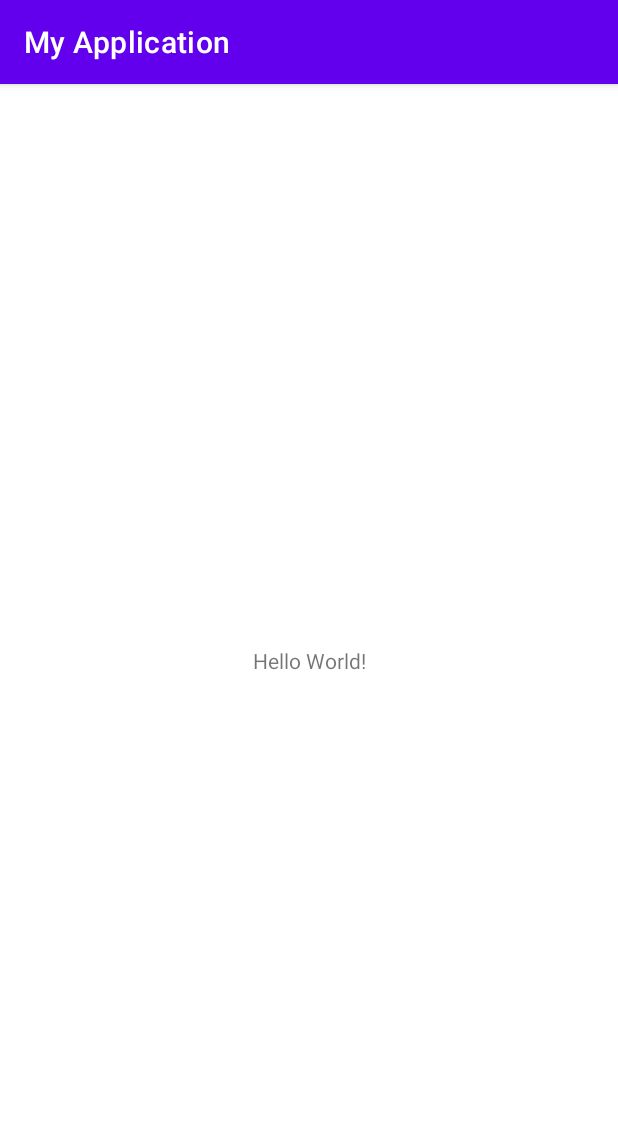
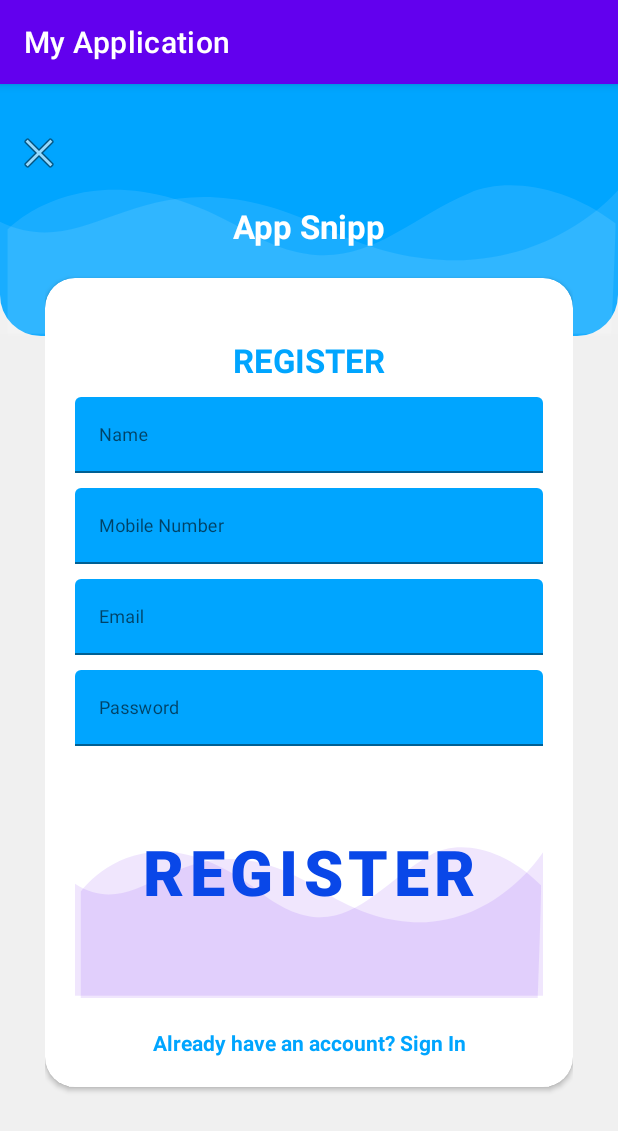
Before and after one commit to MiwaUS7605/HangoutPlaces, an Android app: the screen it shows after launch (MainActivity), on a phone screen of 412 x 824 dp. Shown: the top 1131 px of the screen. Run offline under Robolectric (Android 15) with nearby library versions, the phone set to English and light mode, and no system bars; our stand-ins replace Firebase (no records; nobody signed in at launch, a user with empty details on screens opened directly).

Commit message:
[GUI] layout for login and register

```diff
--- /dev/null
+++ b/app/src/main/res/drawable/ic_login_bk.xml
@@ -0,0 +1,17 @@
+<vector xmlns:android="http://schemas.android.com/apk/res/android"
+    android:width="425dp"
+    android:height="168dp"
+    android:viewportWidth="425.332"
+    android:viewportHeight="168.0">
+
+    <path
+        android:pathData="M425.33,70.78S352.76,155.62 225.1,96.65 67.19,123.13 0,91.84L0,166.44L425.33,166.44Z"
+        android:fillAlpha="0.1"
+        android:fillColor="#fff"
+        android:strokeAlpha="0.1"/>
+    <path
+        android:pathData="M5.22,97.18s57.02,-59.98 162.55,0c72.29,41.08 101.72,-2.45 155.4,-24.52 24.72,-10.16 64.44,-5.91 100.36,20.21 0.65,1.91 -2.77,75.13 -2.77,75.13L5.22,168Z"
+        android:fillColor="#fff"
+        android:strokeAlpha="0.1"
+        android:fillAlpha="0.1"/>
+</vector>
--- /dev/null
+++ b/app/src/main/res/drawable/login_shape_bk.xml
@@ -0,0 +1,16 @@
+<?xml version="1.0" encoding="utf-8"?>
+<shape xmlns:android="http://schemas.android.com/apk/res/android" android:shape="rectangle" >
+    <corners
+        android:bottomLeftRadius="27dp"
+        android:bottomRightRadius="27dp"
+        android:topLeftRadius="0dp"
+        android:topRightRadius="0dp"
+        />
+    <solid
+        android:color="#00a5ff"
+        />
+    <size
+        android:width="182dp"
+        android:height="54dp"
+        />
+</shape>
--- a/app/src/main/res/layout/activity_main.xml
+++ b/app/src/main/res/layout/activity_main.xml
@@ -1,18 +1,66 @@
 <?xml version="1.0" encoding="utf-8"?>
-<androidx.constraintlayout.widget.ConstraintLayout xmlns:android="http://schemas.android.com/apk/res/android"
+<RelativeLayout xmlns:android="http://schemas.android.com/apk/res/android"
     xmlns:app="http://schemas.android.com/apk/res-auto"
     xmlns:tools="http://schemas.android.com/tools"
-    android:layout_width="match_parent"
-    android:layout_height="match_parent"
+    android:orientation="vertical"
+    style="@style/loginParent"
     tools:context=".MainActivity">
+    <ScrollView
+        style="@style/parent">
 
-    <TextView
-        android:layout_width="wrap_content"
-        android:layout_height="wrap_content"
-        android:text="Hello World!"
-        app:layout_constraintBottom_toBottomOf="parent"
-        app:layout_constraintEnd_toEndOf="parent"
-        app:layout_constraintStart_toStartOf="parent"
-        app:layout_constraintTop_toTopOf="parent" />
+        <RelativeLayout
+            style="@style/parent">
 
-</androidx.constraintlayout.widget.ConstraintLayout>
+            <LinearLayout
+                android:layout_width="match_parent"
+                android:layout_height="match_parent"
+                android:layout_alignParentTop="true"
+                android:weightSum="12">
+
+                <LinearLayout
+                    style="@style/parent"
+                    android:background="@drawable/login_shape_bk"
+                    android:orientation="vertical"
+                    android:layout_weight="3">
+
+                    <ImageView
+                        style="@style/parent"
+                        android:background="@drawable/ic_login_bk"
+                        android:contentDescription="login background" />
+
+                </LinearLayout>
+
+            </LinearLayout>
+
+            <LinearLayout
+                android:layout_width="match_parent"
+                android:layout_height="match_parent"
+                android:layout_alignParentTop="true"
+                android:orientation="vertical"
+                android:layout_marginTop="40dp"
+                android:layout_marginRight="30dp"
+                android:layout_marginLeft="30dp">
+
+
+                <TextView
+                    style="@style/headerText"
+                    android:layout_gravity="center"
+                    android:text="App Snipp"
+                    android:layout_marginTop="40dp"/>
+                <include
+                    layout="@layout/layout_register"/>
+
+            </LinearLayout>
+            <ImageView
+                android:layout_width="wrap_content"
+                android:layout_height="wrap_content"
+                android:layout_alignParentLeft="true"
+                android:layout_alignParentTop="true"
+                android:layout_marginTop="30dp"
+                android:layout_marginLeft="10dp"
+                android:src="@android:drawable/ic_menu_close_clear_cancel" />
+        </RelativeLayout>
+
+    </ScrollView>
+
+</RelativeLayout>
--- /dev/null
+++ b/app/src/main/res/layout/layout_login.xml
@@ -0,0 +1,80 @@
+<?xml version="1.0" encoding="utf-8"?>
+<androidx.cardview.widget.CardView
+    xmlns:android="http://schemas.android.com/apk/res/android"
+    xmlns:app="http://schemas.android.com/apk/res-auto"
+    style="@style/loginCard"
+    app:cardCornerRadius="@dimen/loginCardRadius"
+    android:elevation="5dp"
+    android:layout_gravity="center"
+    android:layout_marginTop="@dimen/loginViewsMargin"
+    android:layout_marginBottom="@dimen/loginViewsMargin"
+    android:background="@color/whiteCardColor">
+
+
+    <LinearLayout
+        style="@style/linearParent"
+        android:layout_gravity="center"
+        android:padding="@dimen/loginViewsMargin">
+
+        <TextView
+            style="@style/headerTextPrimary"
+            android:text="Login"
+            android:layout_marginTop="@dimen/loginViewsMargin"/>
+
+        <com.google.android.material.textfield.TextInputLayout
+            android:id="@+id/textInputEmail"
+            style="@style/parent"
+            android:layout_marginTop="@dimen/loginViewsMargin">
+            <EditText
+                android:id="@+id/editTextEmail"
+                style="@style/modifiedEditText"
+                android:inputType="textEmailAddress"
+                android:maxLines="1"
+                android:hint="@string/login_email_hint"/>
+        </com.google.android.material.textfield.TextInputLayout>
+
+        <com.google.android.material.textfield.TextInputLayout
+            android:id="@+id/textInputPassword"
+            style="@style/parent"
+            android:layout_marginTop="@dimen/loginViewsMargin">
+            <EditText
+                android:id="@+id/editTextPassword"
+                style="@style/modifiedEditText"
+                android:hint="@string/login_password_hint"
+                android:maxLines="1"
+                android:inputType="textPassword"/>
+        </com.google.android.material.textfield.TextInputLayout>
+
+        <TextView
+            style="@style/viewParent"
+            android:layout_gravity="end"
+            android:layout_marginTop="10dp"
+            android:minHeight="48dp"
+            android:onClick="viewForgotPAssword"
+            android:text="Forgot Password?"
+            android:textColor="@color/primaryTextColor"
+            android:textSize="@dimen/newsMoreTextSize" />
+
+        <Button
+            android:id="@+id/cirLoginButton"
+            style="@style/loginButton"
+            android:text="Login"
+            android:textColor="@color/colorPrimaryDark"
+            android:textSize="42dp"
+            android:layout_gravity="center_horizontal"
+            android:layout_marginTop="@dimen/loginViewsMargin"/>
+
+        <TextView
+            style="@style/parent"
+            android:layout_marginTop="@dimen/loginViewsMargin"
+            android:minHeight="48dp"
+            android:onClick="viewRegisterClicked"
+            android:text="@string/login_signup_hint"
+            android:textAlignment="center"
+            android:textColor="@color/primaryTextColor"
+            android:textSize="20dp"
+            android:textStyle="bold" />
+
+
+    </LinearLayout>
+</androidx.cardview.widget.CardView>
--- /dev/null
+++ b/app/src/main/res/layout/layout_register.xml
@@ -0,0 +1,79 @@
+<?xml version="1.0" encoding="utf-8"?>
+<androidx.cardview.widget.CardView
+    xmlns:android="http://schemas.android.com/apk/res/android"
+    xmlns:app="http://schemas.android.com/apk/res-auto"
+    style="@style/loginCard"
+    app:cardCornerRadius="@dimen/loginCardRadius"
+    android:elevation="5dp"
+    android:layout_gravity="center"
+    android:layout_marginTop="@dimen/loginViewsMargin"
+    android:layout_marginBottom="@dimen/loginViewsMargin"
+    android:background="@color/whiteCardColor">
+
+    <LinearLayout
+        style="@style/linearParent"
+        android:layout_gravity="center"
+        android:padding="@dimen/loginViewsMargin">
+
+        <TextView
+            style="@style/headerTextPrimary"
+            android:text="@string/register"
+            android:layout_marginTop="@dimen/loginViewsMargin"/>
+
+        <com.google.android.material.textfield.TextInputLayout
+            style="@style/parent"
+            android:layout_marginTop="@dimen/signup_text_margin_top">
+            <EditText
+                style="@style/modifiedEditText"
+                android:inputType="text"
+                android:maxLines="1"
+                android:hint="Name"/>
+        </com.google.android.material.textfield.TextInputLayout>
+
+        <com.google.android.material.textfield.TextInputLayout
+            style="@style/parent"
+            android:layout_marginTop="@dimen/signup_text_margin_top">
+            <EditText
+                style="@style/modifiedEditText"
+                android:inputType="text"
+                android:maxLines="1"
+                android:hint="Mobile Number"/>
+        </com.google.android.material.textfield.TextInputLayout>
+
+        <com.google.android.material.textfield.TextInputLayout
+            style="@style/parent"
+            android:layout_marginTop="@dimen/signup_text_margin_top">
+            <EditText
+                style="@style/modifiedEditText"
+                android:inputType="textEmailAddress"
+                android:maxLines="1"
+                android:hint="@string/login_email_hint"/>
+        </com.google.android.material.textfield.TextInputLayout>
+
+        <com.google.android.material.textfield.TextInputLayout
+            style="@style/parent"
+            android:layout_marginTop="@dimen/signup_text_margin_top">
+            <EditText
+                style="@style/modifiedEditText"
+                android:hint="@string/login_password_hint"
+                android:maxLines="1"
+                android:inputType="textPassword"/>
+        </com.google.android.material.textfield.TextInputLayout>
+
+        <Button
+            style="@style/loginButton"
+            android:layout_gravity="center"
+            android:text="Register"
+            android:textColor="@color/colorPrimaryDark"
+            android:textSize="42dp"/>
+
+        <TextView
+            style="@style/parent"
+            android:textAlignment="center"
+            android:textStyle="bold"
+            android:textColor="@color/primaryTextColor"
+            android:text="@string/signup_login_hint"
+            android:layout_marginTop="@dimen/loginViewsMargin"/>
+
+    </LinearLayout>
+</androidx.cardview.widget.CardView>
--- a/app/src/main/res/values/colors.xml
+++ b/app/src/main/res/values/colors.xml
@@ -7,4 +7,15 @@
     <color name="teal_700">#FF018786</color>
     <color name="black">#FF000000</color>
     <color name="white">#FFFFFFFF</color>
+    <color name="colorPrimary">#1F5BF3</color>
+    <color name="colorPrimaryDark">#0947E8</color>
+    <color name="colorAccent">#00A5FF</color>
+
+    <!--colors for modern ui-->
+    <color name="whiteTextColor">#fff</color>
+    <color name="primaryTextColor">#00a5ff</color>
+    <color name="loginBkColor">#f0f0f0</color>
+
+    <!--colros for card-->
+    <color name="whiteCardColor">#fff</color>
 </resources>
--- /dev/null
+++ b/app/src/main/res/values/dimens.xml
@@ -0,0 +1,11 @@
+<?xml version="1.0" encoding="utf-8"?>
+<resources>
+    <!--dimes for design 3-->
+    <dimen name="headerTextSize">22sp</dimen>
+    <dimen name="newsMoreTextSize">12sp</dimen>
+    <dimen name="loginCardRadius">20dp</dimen>
+    <dimen name="loginViewsMargin">20dp</dimen>
+
+    <dimen name="signup_text_margin_top">10dp</dimen>
+
+</resources>
--- a/app/src/main/res/values/strings.xml
+++ b/app/src/main/res/values/strings.xml
@@ -1,3 +1,8 @@
 <resources>
     <string name="app_name">My Application</string>
+    <string name="register">REGISTER</string>
+    <string name="login_email_hint">Email</string>
+    <string name="login_password_hint">Password</string>
+    <string name="signup_login_hint">Already have an account? Sign In</string>
+    <string name="login_signup_hint">Don\'t have an account? Sign Up</string>
 </resources>
--- /dev/null
+++ b/app/src/main/res/values/styles.xml
@@ -0,0 +1,47 @@
+<?xml version="1.0" encoding="utf-8"?>
+<resources>
+    <!--designs for login and register-->
+    <style name="parent">
+        <item name="android:layout_width">match_parent</item>
+        <item name="android:layout_height">wrap_content</item>
+    </style>
+
+    <style name="loginParent" parent="parent">
+        <item name="android:layout_height">match_parent</item>
+        <item name="android:background">@color/loginBkColor</item>
+        <item name="android:focusableInTouchMode">true</item>
+    </style>
+
+    <style name="headerText" parent="parent">
+        <item name="android:textSize">@dimen/headerTextSize</item>
+        <item name="android:textAlignment">center</item>
+        <item name="android:textColor">@color/whiteTextColor</item>
+        <item name="android:textStyle">bold</item>
+    </style>
+
+    <style name="loginCard" parent="parent"></style>
+
+    <style name="linearParent" parent="parent">
+        <item name="android:orientation">vertical</item>
+    </style>
+
+    <style name="headerTextPrimary" parent="headerText">
+        <item name="android:textColor">@color/primaryTextColor</item>
+    </style>
+
+    <style name="modifiedEditText" parent="parent">
+        <item name="android:textSize">@dimen/newsMoreTextSize</item>
+        <item name="android:backgroundTint">@color/primaryTextColor</item>
+    </style>
+
+    <style name="viewParent">
+        <item name="android:layout_width">wrap_content</item>
+        <item name="android:layout_height">wrap_content</item>
+    </style>
+
+    <style name="loginButton" parent="viewParent">
+        <item name="android:background">@drawable/ic_login_bk</item>
+        <item name="android:textColor">@color/whiteTextColor</item>
+        <item name="android:textStyle">bold</item>
+    </style>
+</resources>
```
